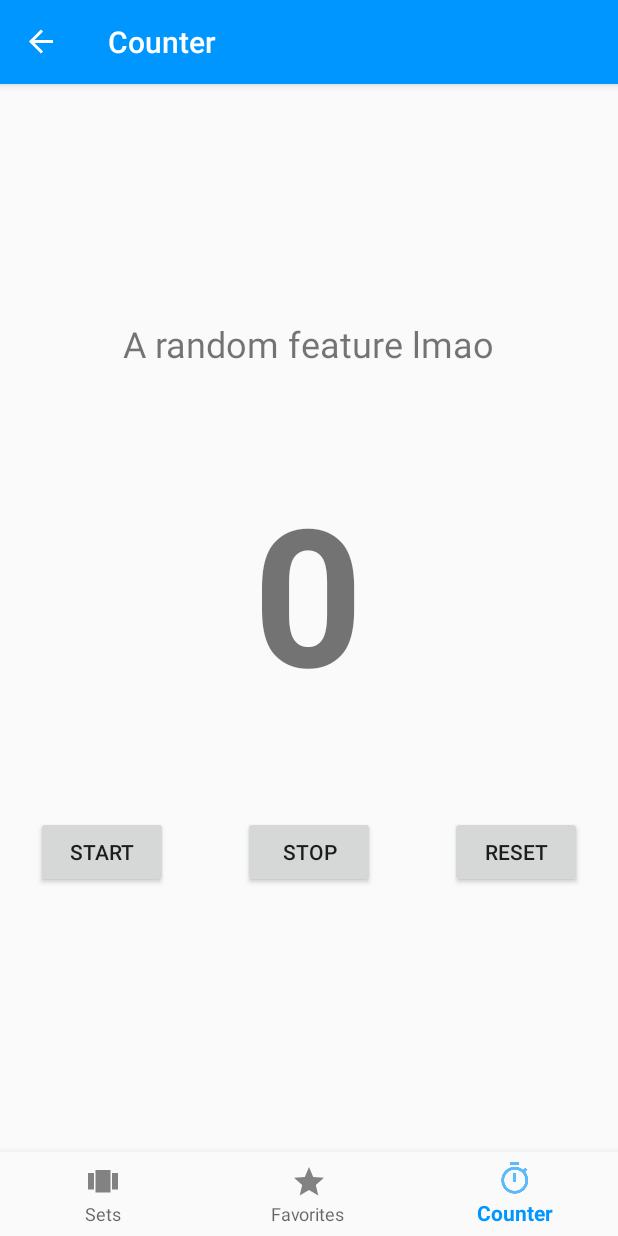
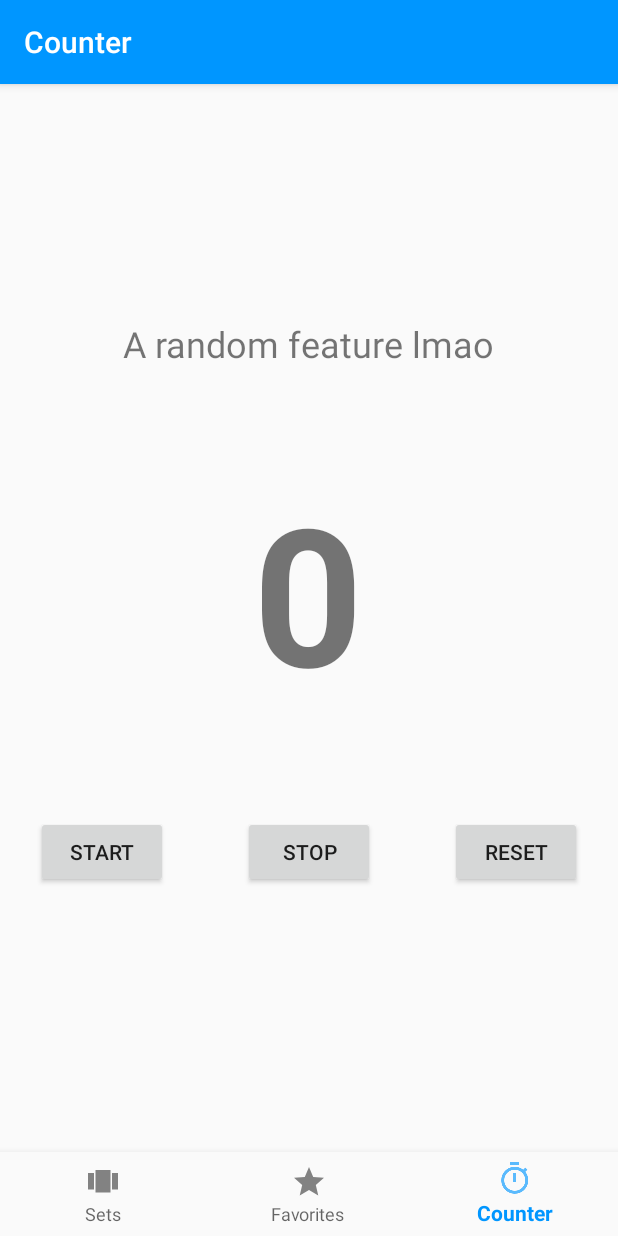
Before and after one commit to FarrasHakim/PokeCard, an Android app: the CounterFragment screen opened through its navigation route, on a phone screen of 412 x 824 dp. Run offline under Robolectric (Android 15) with nearby library versions, the phone set to English and light mode, and no system bars; our stand-ins replace Picasso, Room's generated code, navigation-ui; libraries missing offline, so code that uses them is left out: com.jakewharton.picasso; pictures from the network do not load.

Commit message:
Clean Up and add progress dialog when sync db

```diff
--- a/app/src/main/java/id/ac/ui/cs/mobileprogramming/farras/pokecarddemo/MainActivity.java
+++ b/app/src/main/java/id/ac/ui/cs/mobileprogramming/farras/pokecarddemo/MainActivity.java
@@ -18,7 +18,7 @@ public class MainActivity extends AppCompatActivity {
         // Passing each menu ID as a set of Ids because each
         // menu should be considered as top level destinations.
         AppBarConfiguration appBarConfiguration = new AppBarConfiguration.Builder(
-                R.id.navigation_sets, R.id.navigation_favorites)
+                R.id.navigation_sets, R.id.navigation_favorites, R.id.navigation_counter)
                 .build();
         NavController navController = Navigation.findNavController(this, R.id.nav_host_fragment);
         NavigationUI.setupActionBarWithNavController(this, navController, appBarConfiguration);
--- a/app/src/main/java/id/ac/ui/cs/mobileprogramming/farras/pokecarddemo/CounterFragment.java
+++ b/app/src/main/java/id/ac/ui/cs/mobileprogramming/farras/pokecarddemo/fragment/CounterFragment.java
@@ -1,21 +1,28 @@
-package id.ac.ui.cs.mobileprogramming.farras.pokecarddemo;
+package id.ac.ui.cs.mobileprogramming.farras.pokecarddemo.fragment;
 
 import android.content.BroadcastReceiver;
 import android.content.Context;
 import android.content.Intent;
 import android.content.IntentFilter;
 import android.os.Bundle;
+import android.view.LayoutInflater;
+import android.view.View;
+import android.view.ViewGroup;
 import android.widget.Button;
 import android.widget.TextView;
 import androidx.fragment.app.Fragment;
-import android.view.LayoutInflater;
-import android.view.View;
-import android.view.ViewGroup;
+import id.ac.ui.cs.mobileprogramming.farras.pokecarddemo.R;
 import id.ac.ui.cs.mobileprogramming.farras.pokecarddemo.service.CounterService;
 
 public class CounterFragment extends Fragment {
     TextView counterTextView;
     Button buttonStart, buttonStop, buttonReset;
+    private final BroadcastReceiver br = new BroadcastReceiver() {
+        @Override
+        public void onReceive(Context context, Intent intent) {
+            updateUI(intent);
+        }
+    };
 
     public static CounterFragment newInstance(String param1, String param2) {
         CounterFragment fragment = new CounterFragment();
@@ -74,15 +81,6 @@ public class CounterFragment extends Fragment {
         requireActivity().registerReceiver(br, new IntentFilter(CounterService.COUNTER_BR));
     }
 
-    private BroadcastReceiver br = new BroadcastReceiver() {
-        @Override
-        public void onReceive(Context context, Intent intent) {
-            updateUI(intent);
-        }
-    };
-
-
-
     private void updateUI(Intent intent) {
         if (intent.getExtras() != null) {
             String counter = intent.getStringExtra("counter");
--- a/app/src/main/java/id/ac/ui/cs/mobileprogramming/farras/pokecarddemo/fragment/PokemonSetFragment.java
+++ b/app/src/main/java/id/ac/ui/cs/mobileprogramming/farras/pokecarddemo/fragment/PokemonSetFragment.java
@@ -2,12 +2,10 @@ package id.ac.ui.cs.mobileprogramming.farras.pokecarddemo.fragment;
 
 import android.app.ProgressDialog;
 import android.os.Bundle;
-import android.util.Log;
 import android.view.LayoutInflater;
 import android.view.View;
 import android.view.ViewGroup;
 import android.widget.Button;
-import android.widget.ProgressBar;
 import androidx.annotation.NonNull;
 import androidx.annotation.Nullable;
 import androidx.fragment.app.Fragment;
@@ -29,23 +27,17 @@ public class PokemonSetFragment extends Fragment implements PokemonSetsAdapter.C
     private PokemonSetsAdapter adapter;
     private RecyclerView recyclerView;
     private PokemonSetViewModel mPokemonSetViewModel;
-    private ProgressBar progressBar;
     private Button buttonView;
     private View mView;
-
-    public PokemonSetFragment() {
-    }
 
     @Override
     public void onCreate(@Nullable Bundle savedInstanceState) {
         super.onCreate(savedInstanceState);
-        Log.d("SetFragment", "onCreate");
     }
 
     @Override
     public void onResume() {
         super.onResume();
-        Log.d("SetFragment", "OnResume");
     }
 
     @Nullable
@@ -55,9 +47,7 @@ public class PokemonSetFragment extends Fragment implements PokemonSetsAdapter.C
         View root = inflater.inflate(R.layout.pokemon_set_fragment, container, false);
         this.mView = root;
 
-        progressBar = mView.findViewById(R.id.progressBar);
         progressDialog = new ProgressDialog(getActivity());
-        progressBar.setVisibility(View.INVISIBLE);
         buttonView = mView.findViewById(R.id.syncButton);
         mPokemonSetViewModel = ViewModelProviders.of(this).get(PokemonSetViewModel.class);
         buttonView.setOnClickListener(new View.OnClickListener() {
@@ -73,7 +63,6 @@ public class PokemonSetFragment extends Fragment implements PokemonSetsAdapter.C
     @Override
     public void onViewStateRestored(@Nullable Bundle savedInstanceState) {
         super.onViewStateRestored(savedInstanceState);
-        Log.d("SetFragment", "ViewStateResrotered");
         mPokemonSetViewModel.getAllSets().observe(getViewLifecycleOwner(), new Observer<List<PokemonSet>>() {
             @Override
             public void onChanged(@Nullable final List<PokemonSet> sets) {
@@ -98,19 +87,9 @@ public class PokemonSetFragment extends Fragment implements PokemonSetsAdapter.C
     }
 
     public void syncDb(View view) {
-        progressDialog.setMessage("Syncing....");
-        progressDialog.show();
-        Log.wtf("DAFUQ", view.getClass().getCanonicalName());
-        buttonView.setText(R.string.syncing);
         buttonView.setEnabled(false);
-        progressBar.setVisibility(View.VISIBLE);
-//        new DbSynchronizer(buttonView, progressBar, this).execute();
-        Log.wtf("DAFUQ", "After sync db");
-        mPokemonSetViewModel.syncDb();
-        progressDialog.dismiss();
-        buttonView.setText(getString(R.string.sync));
+        mPokemonSetViewModel.syncDb(progressDialog);
         buttonView.setEnabled(true);
-        progressBar.setVisibility(View.INVISIBLE);
     }
 
     @Override
--- a/app/src/main/res/layout/fragment_counter.xml
+++ b/app/src/main/res/layout/fragment_counter.xml
@@ -3,7 +3,7 @@
                                                    xmlns:app="http://schemas.android.com/apk/res-auto" xmlns:tools="http://schemas.android.com/tools"
              android:layout_width="match_parent"
              android:layout_height="match_parent"
-             tools:context=".CounterFragment">
+             tools:context=".fragment.CounterFragment">
 
     <TextView
             android:layout_width="wrap_content"
--- a/app/src/main/res/navigation/mobile_navigation.xml
+++ b/app/src/main/res/navigation/mobile_navigation.xml
@@ -46,7 +46,7 @@
 
     <fragment
             android:id="@+id/navigation_counter"
-            android:name="id.ac.ui.cs.mobileprogramming.farras.pokecarddemo.CounterFragment"
+            android:name="id.ac.ui.cs.mobileprogramming.farras.pokecarddemo.fragment.CounterFragment"
             android:label="@string/counter"
             tools:layout="@layout/fragment_counter">
         <action android:id="@+id/action_navigation_counter_to_navigation_sets" app:destination="@id/navigation_sets"/>
```
Also changed, not shown: app/src/main/java/id/ac/ui/cs/mobileprogramming/farras/pokecarddemo/DbSynchronizer.java (+13 -33 lines), app/src/main/java/id/ac/ui/cs/mobileprogramming/farras/pokecarddemo/fragment/PokemonCardFragment.java (+0 -12 lines), app/src/main/java/id/ac/ui/cs/mobileprogramming/farras/pokecarddemo/fragment/PokemonDetailFragment.java (+24 -8 lines), app/src/main/java/id/ac/ui/cs/mobileprogramming/farras/pokecarddemo/service/CounterService.java (+13 -17 lines), app/src/main/java/id/ac/ui/cs/mobileprogramming/farras/pokecarddemo/viewModel/PokemonSetViewModel.java (+3 -10 lines), app/src/main/res/layout/pokemon_set_fragment.xml (+0 -17 lines).
